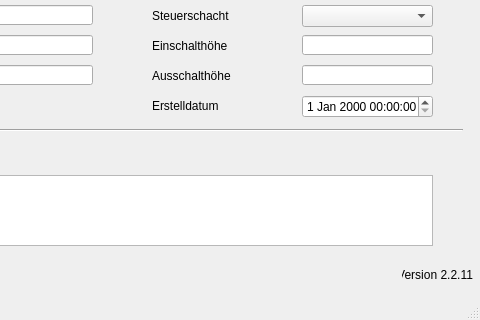
This is qkan/database/templates/pumpen.ui in hoettges/QKan as Qt 5 draws it before an edit; both pictures show x 168 to 648 and y 125 to 445 of the 648 by 445 pixel window. The edited form follows.
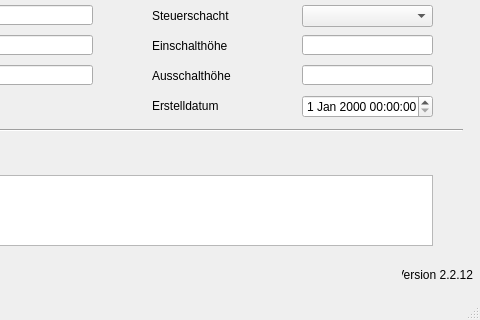
This is the edited form. Custom widgets are drawn as their Qt base class.

```diff
--- a/qkan/database/templates/pumpen.ui
+++ b/qkan/database/templates/pumpen.ui
@@ -352,7 +352,7 @@
      <string>Version QKan Import</string>
     </property>
     <property name="text">
-     <string>Version 2.2.11</string>
+     <string>Version 2.2.12</string>
     </property>
     <property name="alignment">
      <set>Qt::AlignRight|Qt::AlignTrailing|Qt::AlignVCenter</set>
```
